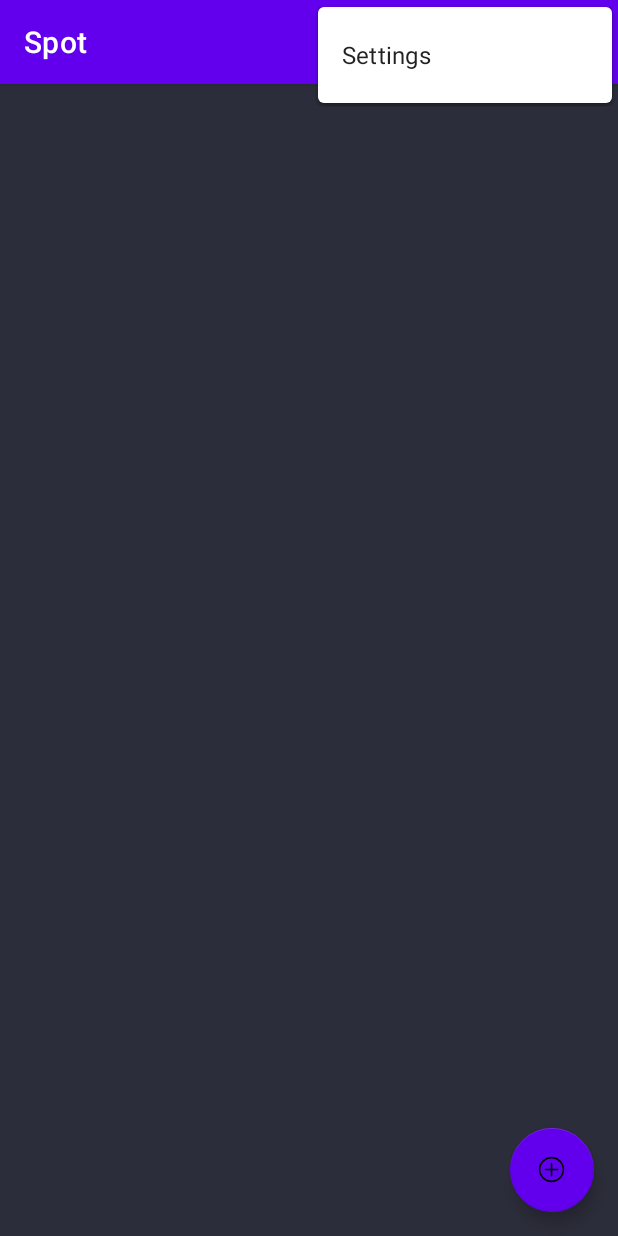
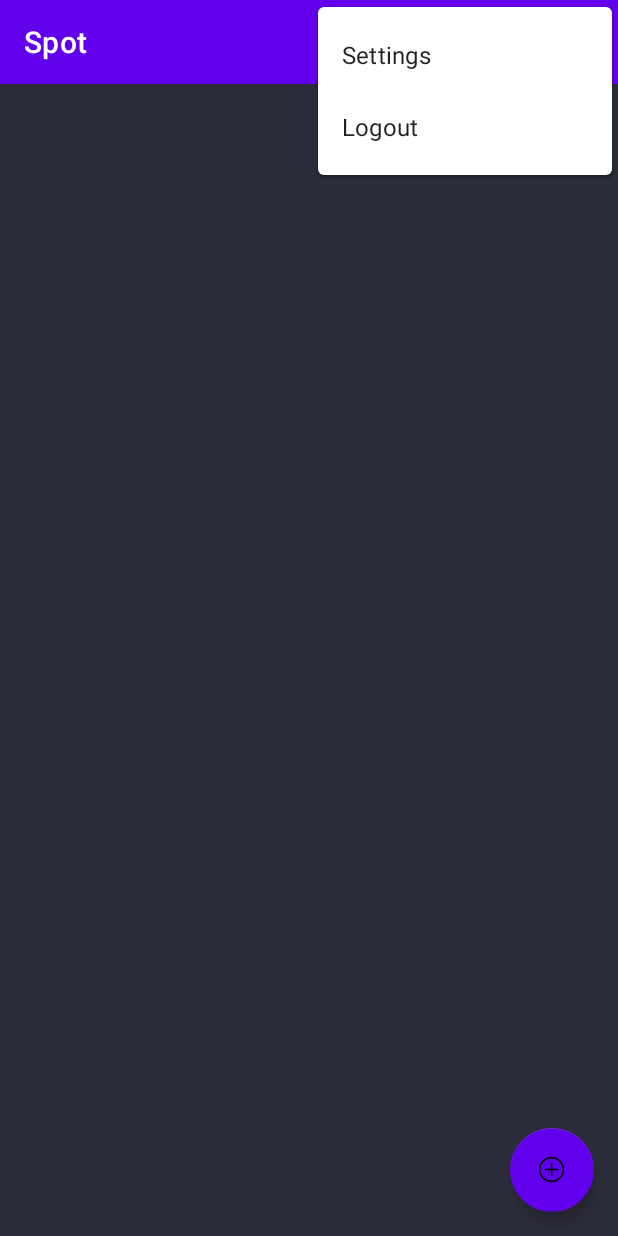
Before and after one commit to plateauh/SpotV2, an Android app: the HomePage2Activity screen opened directly, with no data from a screen before it, with the options menu open, on a phone screen of 412 x 824 dp. Run offline under Robolectric (Android 15) with nearby library versions, the phone set to English and light mode, and no system bars.

```diff
--- a/app/src/main/java/com/example/spotv2/SignUpActivity.java
+++ b/app/src/main/java/com/example/spotv2/SignUpActivity.java
@@ -40,7 +40,7 @@ public class SignUpActivity extends AppCompatActivity {
                 boolean isRegistered = DB.insertUser(username, password, false, this);
                 if (isRegistered){
                     Toast.makeText(this, "Congratulations! You're now a member of Spot!", Toast.LENGTH_SHORT).show();
-                    Intent intent = new Intent(this, MainActivity.class);
+                    Intent intent = new Intent(this, HomePage2Activity.class);
                     startActivity(intent);
                     finish();
                 }
--- a/app/src/main/res/menu/home_page.xml
+++ b/app/src/main/res/menu/home_page.xml
@@ -6,4 +6,9 @@
         android:orderInCategory="100"
         android:title="@string/action_settings"
         app:showAsAction="never" />
+    <item
+        android:id="@+id/action_logout"
+        android:orderInCategory="100"
+        android:title="@string/logout"
+        app:showAsAction="never" />
 </menu>
--- a/app/src/main/res/values/strings.xml
+++ b/app/src/main/res/values/strings.xml
@@ -42,8 +42,8 @@
     <string name="nav_header_subtitle">android.studio@android.com</string>
     <string name="nav_header_desc">Navigation header</string>
     <string name="action_settings">Settings</string>
-
     <string name="menu_home">Home</string>
     <string name="menu_gallery">Gallery</string>
     <string name="menu_slideshow">Slideshow</string>
+    <string name="logout">Logout</string>
 </resources>
```
Also changed, not shown: app/src/main/java/com/example/spotv2/HomePage2Activity.java (+18 -1 lines), app/src/main/java/com/example/spotv2/LoginActivity.java (+13 -3 lines).
